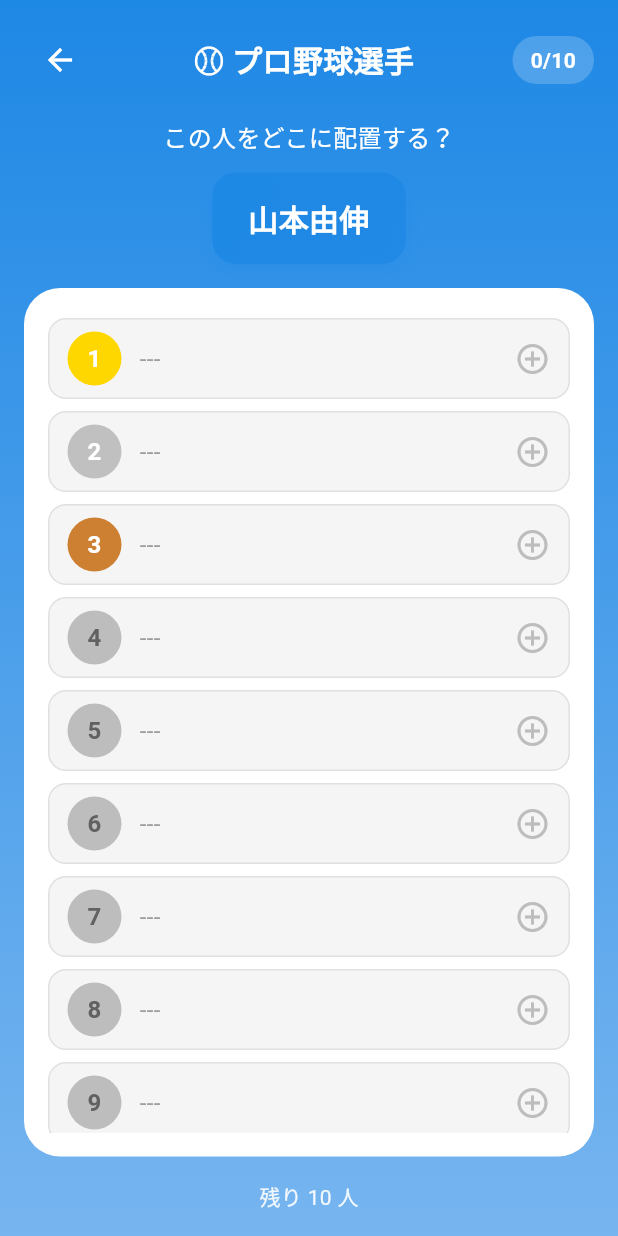
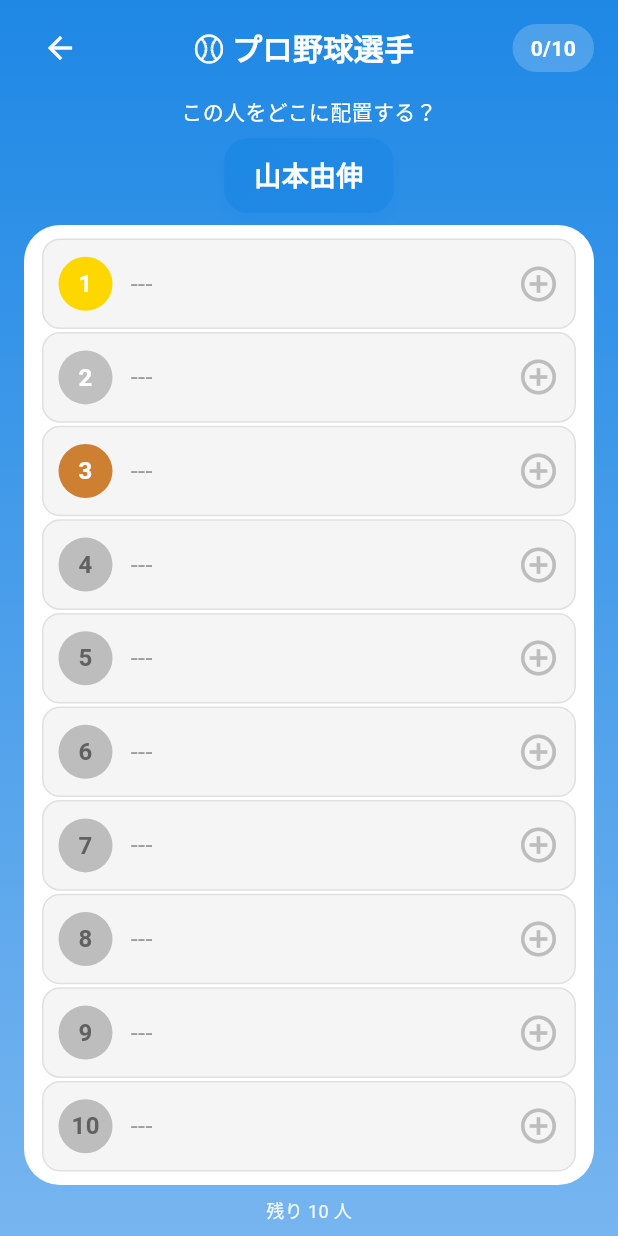
Before and after one commit to shotaro0211/short_video_game, a Flutter app: the screen it shows after launch, after a tap on an icon or button, on a phone screen of 412 x 824 dp. Run offline on Flutter 3.47's test engine with Material 3 defaults, Android fonts, the light colour scheme and no system bars; our stand-ins replace flutter_riverpod, share_plus; Roboto replaces fonts that are missing (Hiragino Sans).

Commit message:
Refactor UI padding and font sizes for consistency across game and result screens

```diff
--- a/ranking_challenge/lib/screens/game_screen.dart
+++ b/ranking_challenge/lib/screens/game_screen.dart
@@ -90,7 +90,7 @@ class _GameScreenState extends ConsumerState<GameScreen>
             children: [
               // Header
               Padding(
-                padding: const EdgeInsets.all(16),
+                padding: const EdgeInsets.symmetric(horizontal: 16, vertical: 8),
                 child: Row(
                   children: [
                     IconButton(
@@ -142,10 +142,10 @@ class _GameScreenState extends ConsumerState<GameScreen>
                         'この人をどこに配置する？',
                         style: TextStyle(
                           color: Colors.white,
-                          fontSize: 16,
+                          fontSize: 14,
                         ),
                       ),
-                      const SizedBox(height: 12),
+                      const SizedBox(height: 8),
                       ScaleTransition(
                         scale: _scaleAnimation,
                         child: ItemCard(
@@ -157,43 +157,44 @@ class _GameScreenState extends ConsumerState<GameScreen>
                   ),
                 ),
 
-              const SizedBox(height: 16),
+              const SizedBox(height: 8),
 
               // Ranking slots
               Expanded(
                 child: Container(
                   margin: const EdgeInsets.symmetric(horizontal: 16),
-                  padding: const EdgeInsets.all(16),
+                  padding: const EdgeInsets.symmetric(horizontal: 12, vertical: 8),
                   decoration: BoxDecoration(
                     color: Colors.white,
                     borderRadius: BorderRadius.circular(24),
                   ),
-                  child: ListView.builder(
-                    itemCount: 10,
-                    itemBuilder: (context, index) {
+                  child: Column(
+                    children: List.generate(10, (index) {
                       final rank = index + 1;
                       final isAvailable = gameState.rankings[rank] == null;
 
-                      return RankingSlot(
-                        rank: rank,
-                        item: gameState.rankings[rank],
-                        isHighlighted: highlightedSlot == rank,
-                        themeColor: widget.genre.color,
-                        onTap: isAvailable ? () => _placeItem(rank) : null,
+                      return Expanded(
+                        child: RankingSlot(
+                          rank: rank,
+                          item: gameState.rankings[rank],
+                          isHighlighted: highlightedSlot == rank,
+                          themeColor: widget.genre.color,
+                          onTap: isAvailable ? () => _placeItem(rank) : null,
+                        ),
                       );
-                    },
+                    }),
                   ),
                 ),
               ),
 
               // Hint text
               Padding(
-                padding: const EdgeInsets.all(16),
+                padding: const EdgeInsets.symmetric(horizontal: 16, vertical: 8),
                 child: Text(
                   '残り ${gameState.remainingItems.length + (gameState.currentItem != null ? 1 : 0)} 人',
                   style: TextStyle(
                     color: Colors.white.withOpacity(0.9),
-                    fontSize: 14,
+                    fontSize: 12,
                   ),
                 ),
               ),
--- a/ranking_challenge/lib/widgets/item_card.dart
+++ b/ranking_challenge/lib/widgets/item_card.dart
@@ -21,7 +21,7 @@ class ItemCard extends StatelessWidget {
           ? (Matrix4.identity()..scale(1.05))
           : Matrix4.identity(),
       child: Container(
-        padding: const EdgeInsets.symmetric(horizontal: 24, vertical: 16),
+        padding: const EdgeInsets.symmetric(horizontal: 20, vertical: 12),
         decoration: BoxDecoration(
           gradient: LinearGradient(
             begin: Alignment.topLeft,
@@ -44,7 +44,7 @@ class ItemCard extends StatelessWidget {
           item.name,
           style: const TextStyle(
             color: Colors.white,
-            fontSize: 20,
+            fontSize: 18,
             fontWeight: FontWeight.bold,
           ),
           textAlign: TextAlign.center,
--- a/ranking_challenge/lib/widgets/ranking_slot.dart
+++ b/ranking_challenge/lib/widgets/ranking_slot.dart
@@ -32,8 +32,8 @@ class RankingSlot extends StatelessWidget {
       onTap: isEmpty ? onTap : null,
       child: AnimatedContainer(
         duration: const Duration(milliseconds: 200),
-        margin: const EdgeInsets.symmetric(vertical: 4),
-        padding: const EdgeInsets.symmetric(horizontal: 12, vertical: 8),
+        margin: const EdgeInsets.symmetric(vertical: 1),
+        padding: const EdgeInsets.symmetric(horizontal: 10),
         decoration: BoxDecoration(
           color: isHighlighted
               ? themeColor.withOpacity(0.2)
@@ -80,7 +80,7 @@ class RankingSlot extends StatelessWidget {
               child: Text(
                 item?.name ?? (isHighlighted ? 'ここに配置' : '---'),
                 style: TextStyle(
-                  fontSize: 16,
+                  fontSize: 17,
                   fontWeight: isEmpty ? FontWeight.normal : FontWeight.bold,
                   color: isEmpty
                       ? (isHighlighted ? themeColor : Colors.grey)
@@ -91,6 +91,7 @@ class RankingSlot extends StatelessWidget {
             if (isEmpty && onTap != null)
               Icon(
                 Icons.add_circle_outline,
+                size: 28,
                 color: isHighlighted ? themeColor : Colors.grey.shade400,
               ),
           ],
```
Also changed, not shown: ranking_challenge/lib/screens/result_screen.dart (+25 -27 lines).
